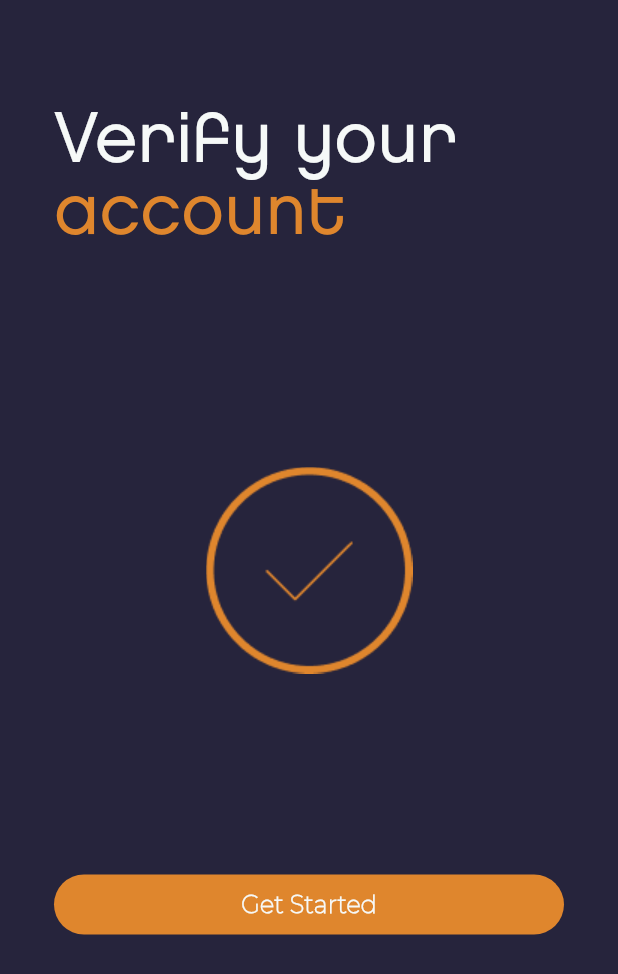
After one commit to georgios48/watchWithMeFlutter, a Flutter app: the VerifiedAccount screen opened directly, on a phone screen of 412 x 824 dp. The commit adds this screen. Shown: the top 974 px of the screen. Run offline on Flutter 3.47's test engine with Material 3 defaults, Android fonts, the phone set to English and light mode, and no system bars; our stand-ins replace flutter_riverpod, font_awesome_flutter, loading_animation_widget.

Commit message:
verifying and verify screens done

```diff
--- a/lib/pages/login_page.dart
+++ b/lib/pages/login_page.dart
@@ -189,14 +189,14 @@ class _LoginScreenState extends State<LoginScreen> {
                     ),
                     )),
 
-                const SizedBox(width: 16),
+                const SizedBox(width: 20),
 
                 TextButton.icon(
                   style: const ButtonStyle(backgroundColor: MaterialStatePropertyAll(Color(0xFFDF862D))),
                   onPressed:() {},
                   icon: const FaIcon(FontAwesomeIcons.google, color: Colors.white,),
                   label: const Text(
-                    "Facebook",
+                    "Google",
                     style: TextStyle(
                       fontFamily: 'Montserrat',
                       fontWeight: FontWeight.bold,
--- a/lib/pages/register_screen.dart
+++ b/lib/pages/register_screen.dart
@@ -222,14 +222,14 @@ class _RegisterScreenState extends State<RegisterScreen> {
                     ),
                     )),
 
-                const SizedBox(width: 16),
+                const SizedBox(width: 20),
 
                 TextButton.icon(
                   style: const ButtonStyle(backgroundColor: MaterialStatePropertyAll(Color(0xFFDF862D))),
                   onPressed:() {},
                   icon: const FaIcon(FontAwesomeIcons.google, color: Colors.white,),
                   label: const Text(
-                    "Facebook",
+                    "Google",
                     style: TextStyle(
                       fontFamily: 'Montserrat',
                       fontWeight: FontWeight.bold,
--- /dev/null
+++ b/lib/pages/verified_account_screen.dart
@@ -0,0 +1,77 @@
+import 'package:flutter/material.dart';
+
+class VerifiedAccount extends StatefulWidget {
+  const VerifiedAccount({super.key});
+
+  @override
+  State<VerifiedAccount> createState() => _VerifiedAccountState();
+}
+
+class _VerifiedAccountState extends State<VerifiedAccount> {
+  @override
+  Widget build(BuildContext context) {
+    return Scaffold(
+      body: Container(
+        padding: const EdgeInsets.fromLTRB(36, 0, 36, 0),
+        height: double.infinity,
+        width: double.infinity,
+        color:const Color(0xFF26243C),
+        child: SingleChildScrollView(
+          child: Column(
+            crossAxisAlignment: CrossAxisAlignment.start,
+            children: [
+              const SizedBox(height: 72),
+
+              const Text("Verify your",
+              style: TextStyle(
+                fontFamily: 'Chalet',
+                fontSize: 48,
+                color: Color(0xFFF6F9F8),
+                fontWeight: FontWeight.w300,
+                height: 1.0
+              ),),
+
+              const Text("account",
+              style: TextStyle(
+                height: 1.0,
+                fontFamily: 'Chalet',
+                fontSize: 48,
+                color: Color(0xFFDF862D),
+                fontWeight: FontWeight.w300
+              ),),
+
+              const SizedBox(height: 143),
+
+
+              Row(
+                mainAxisAlignment: MainAxisAlignment.center,
+                children: [
+                Image.asset('assets/doneIcon.png')
+            ]),
+
+              const SizedBox(height: 130),
+
+              TextButton(onPressed: () {
+
+            },
+            style: ButtonStyle(backgroundColor: MaterialStateProperty.all(const Color(0xFFDF862D))),
+            child: const Row(
+              mainAxisAlignment: MainAxisAlignment.center,
+              children: [
+                Text("Get Started",
+                style: TextStyle(
+                  fontSize: 16,
+                  fontFamily: 'Montserrat',
+                  fontWeight: FontWeight.bold,
+                  color: Color(0xFFF6F9F8)
+                ),)
+              ],
+            ))
+
+            ],
+          ),
+        ),
+      ),
+    );
+  }
+}
--- a/pubspec.yaml
+++ b/pubspec.yaml
@@ -11,6 +11,7 @@ dependencies:
     sdk: flutter
   flutter_riverpod: ^2.4.9
   font_awesome_flutter: ^10.6.0
+  loading_animation_widget: ^1.2.0+4
 
 dev_dependencies:
   flutter_test:
@@ -24,6 +25,7 @@ flutter:
     - assets/watchWithMeLogo.png
     - assets/facebook_logo.png
     - assets/gmail_logo.png
+    - assets/doneIcon.png
 
   fonts:
     - family: Chalet
```
Also changed, not shown: lib/pages/verifying_account_screen.dart (added, +116 -0 lines), assets/doneIcon.png (added), pubspec.lock.
